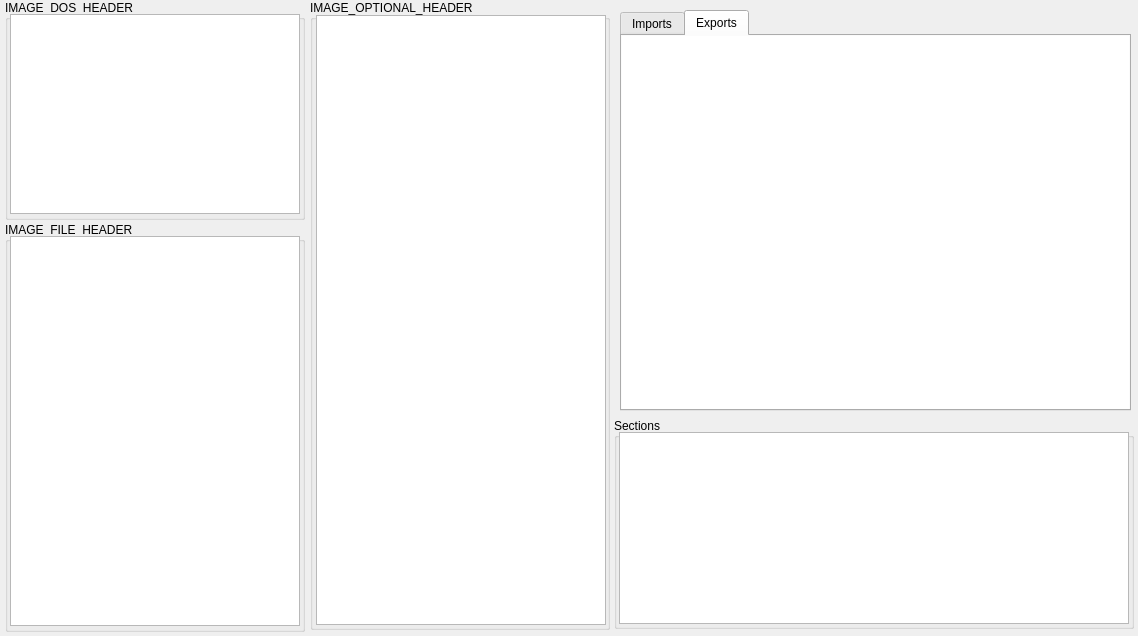
This is qtNanomite/qtDLGPEEditor.ui in zer0fl4g/Nanomite as Qt 5 draws it before an edit. The edited form follows.
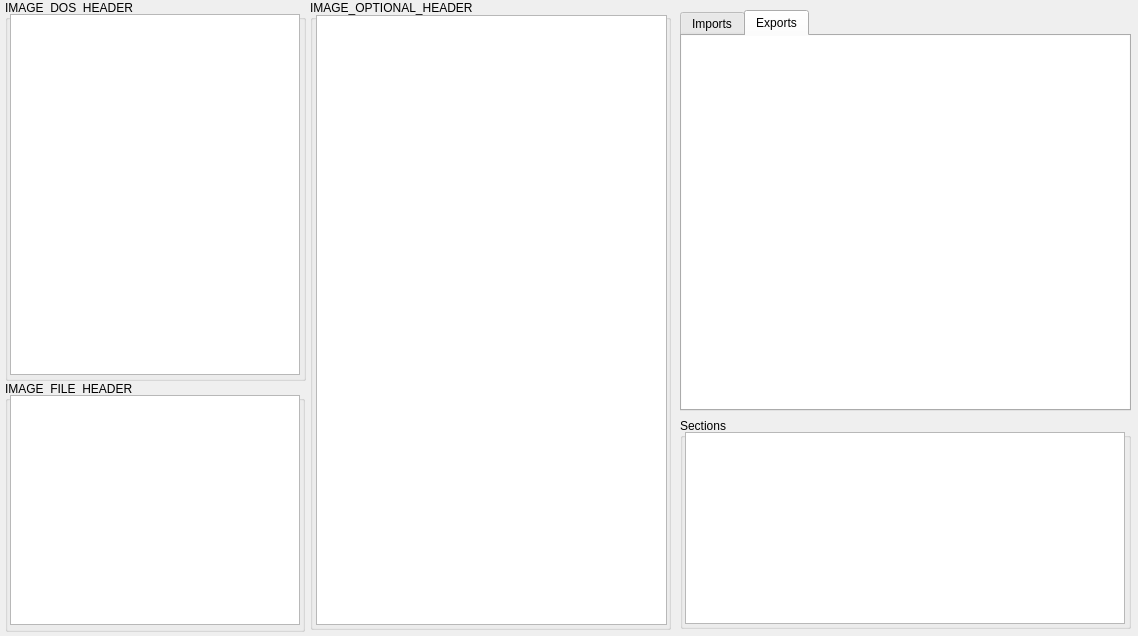
This is the edited form. The open tabs and pages were chosen to show the change. Icons and pictures are not drawn.

Patch:
```diff
--- a/qtNanomite/qtDLGPEEditor.ui
+++ b/qtNanomite/qtDLGPEEditor.ui
@@ -22,7 +22,7 @@
     <rect>
      <x>310</x>
      <y>0</y>
-     <width>300</width>
+     <width>361</width>
      <height>630</height>
     </rect>
    </property>
@@ -34,7 +34,7 @@
      <rect>
       <x>6</x>
       <y>15</y>
-      <width>290</width>
+      <width>351</width>
       <height>610</height>
      </rect>
     </property>
@@ -47,11 +47,20 @@
     <attribute name="horizontalHeaderHighlightSections">
      <bool>false</bool>
     </attribute>
+    <attribute name="horizontalHeaderStretchLastSection">
+     <bool>true</bool>
+    </attribute>
+    <attribute name="verticalHeaderVisible">
+     <bool>false</bool>
+    </attribute>
+    <attribute name="verticalHeaderDefaultSectionSize">
+     <number>13</number>
+    </attribute>
     <attribute name="verticalHeaderHighlightSections">
      <bool>false</bool>
     </attribute>
     <attribute name="verticalHeaderMinimumSectionSize">
-     <number>14</number>
+     <number>13</number>
     </attribute>
     <column>
      <property name="text">
@@ -69,9 +78,9 @@
    <property name="geometry">
     <rect>
      <x>5</x>
-     <y>222</y>
+     <y>381</y>
      <width>300</width>
-     <height>410</height>
+     <height>251</height>
     </rect>
    </property>
    <property name="title">
@@ -83,7 +92,7 @@
       <x>5</x>
       <y>14</y>
       <width>290</width>
-      <height>390</height>
+      <height>230</height>
      </rect>
     </property>
     <property name="selectionBehavior">
@@ -95,11 +104,20 @@
     <attribute name="horizontalHeaderHighlightSections">
      <bool>false</bool>
     </attribute>
+    <attribute name="horizontalHeaderStretchLastSection">
+     <bool>true</bool>
+    </attribute>
+    <attribute name="verticalHeaderVisible">
+     <bool>false</bool>
+    </attribute>
+    <attribute name="verticalHeaderDefaultSectionSize">
+     <number>13</number>
+    </attribute>
     <attribute name="verticalHeaderHighlightSections">
      <bool>false</bool>
     </attribute>
     <attribute name="verticalHeaderMinimumSectionSize">
-     <number>14</number>
+     <number>13</number>
     </attribute>
     <column>
      <property name="text">
@@ -118,8 +136,8 @@
     <rect>
      <x>5</x>
      <y>0</y>
-     <width>300</width>
-     <height>220</height>
+     <width>301</width>
+     <height>381</height>
     </rect>
    </property>
    <property name="title">
@@ -131,7 +149,7 @@
       <x>5</x>
       <y>14</y>
       <width>290</width>
-      <height>200</height>
+      <height>361</height>
      </rect>
     </property>
     <property name="alternatingRowColors">
@@ -146,11 +164,20 @@
     <attribute name="horizontalHeaderHighlightSections">
      <bool>false</bool>
     </attribute>
+    <attribute name="horizontalHeaderStretchLastSection">
+     <bool>true</bool>
+    </attribute>
     <attribute name="verticalHeaderVisible">
      <bool>false</bool>
     </attribute>
+    <attribute name="verticalHeaderDefaultSectionSize">
+     <number>13</number>
+    </attribute>
+    <attribute name="verticalHeaderHighlightSections">
+     <bool>false</bool>
+    </attribute>
     <attribute name="verticalHeaderMinimumSectionSize">
-     <number>14</number>
+     <number>13</number>
     </attribute>
     <column>
      <property name="text">
@@ -167,9 +194,9 @@
   <widget class="QGroupBox" name="groupBox_4">
    <property name="geometry">
     <rect>
-     <x>614</x>
+     <x>680</x>
      <y>418</y>
-     <width>520</width>
+     <width>451</width>
      <height>211</height>
     </rect>
    </property>
@@ -181,7 +208,7 @@
      <rect>
       <x>5</x>
       <y>14</y>
-      <width>510</width>
+      <width>440</width>
       <height>192</height>
      </rect>
     </property>
@@ -195,22 +222,25 @@
      <bool>false</bool>
     </attribute>
     <attribute name="verticalHeaderVisible">
-     <bool>false</bool>
+     <bool>true</bool>
+    </attribute>
+    <attribute name="verticalHeaderDefaultSectionSize">
+     <number>12</number>
     </attribute>
     <attribute name="verticalHeaderHighlightSections">
      <bool>false</bool>
     </attribute>
     <attribute name="verticalHeaderMinimumSectionSize">
-     <number>14</number>
+     <number>12</number>
     </attribute>
    </widget>
   </widget>
   <widget class="QTabWidget" name="tab_3">
    <property name="geometry">
     <rect>
-     <x>620</x>
+     <x>680</x>
      <y>10</y>
-     <width>511</width>
+     <width>451</width>
      <height>401</height>
     </rect>
    </property>
@@ -263,9 +293,9 @@
     <widget class="QTreeWidget" name="treeExports">
      <property name="geometry">
       <rect>
-       <x>-1</x>
+       <x>-2</x>
        <y>-1</y>
-       <width>511</width>
+       <width>450</width>
        <height>381</height>
       </rect>
      </property>
@@ -277,12 +307,7 @@
      </attribute>
      <column>
       <property name="text">
-       <string>Module</string>
-      </property>
-     </column>
-     <column>
-      <property name="text">
-       <string>API</string>
+       <string>Modul / API</string>
       </property>
      </column>
      <column>
```
Left out of the diff: 26 changed lines with no effect on the pictures.
